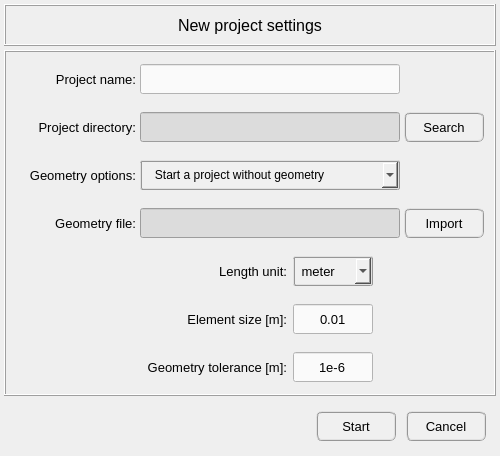
First picture: the form in pulse/interface/ui_files/project/new_project_input.ui, repository open-pulse/OpenPulse, before the edit.
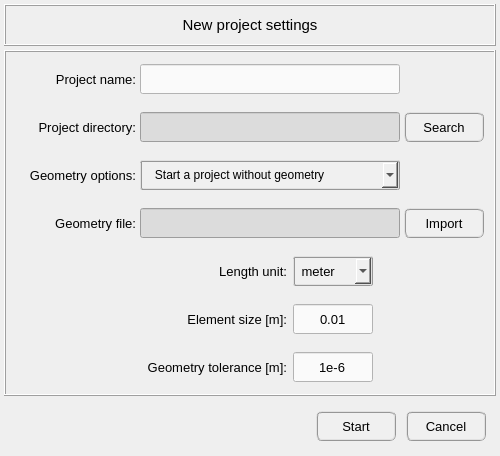
Second picture: the form after the edit. Icons and pictures are not drawn.

Patch:
```diff
--- a/pulse/interface/ui_files/project/new_project_input.ui
+++ b/pulse/interface/ui_files/project/new_project_input.ui
@@ -84,7 +84,7 @@
        <widget class="QLabel" name="label">
         <property name="font">
          <font>
-          <pointsize>12</pointsize>
+          <pointsize>11</pointsize>
           <weight>50</weight>
           <italic>false</italic>
           <bold>false</bold>
```
